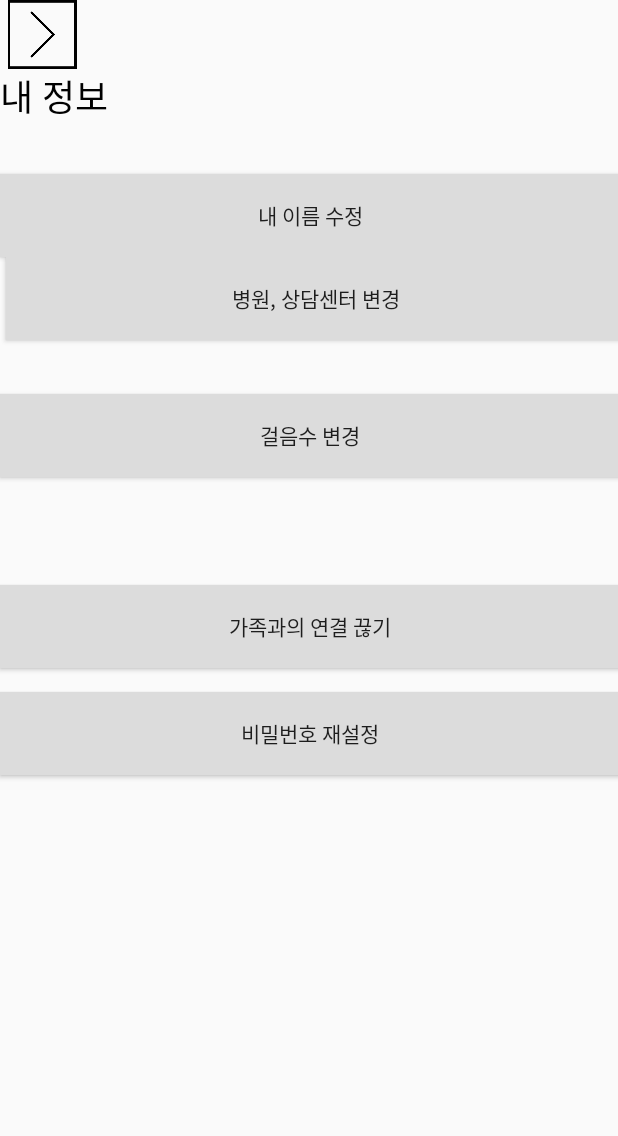
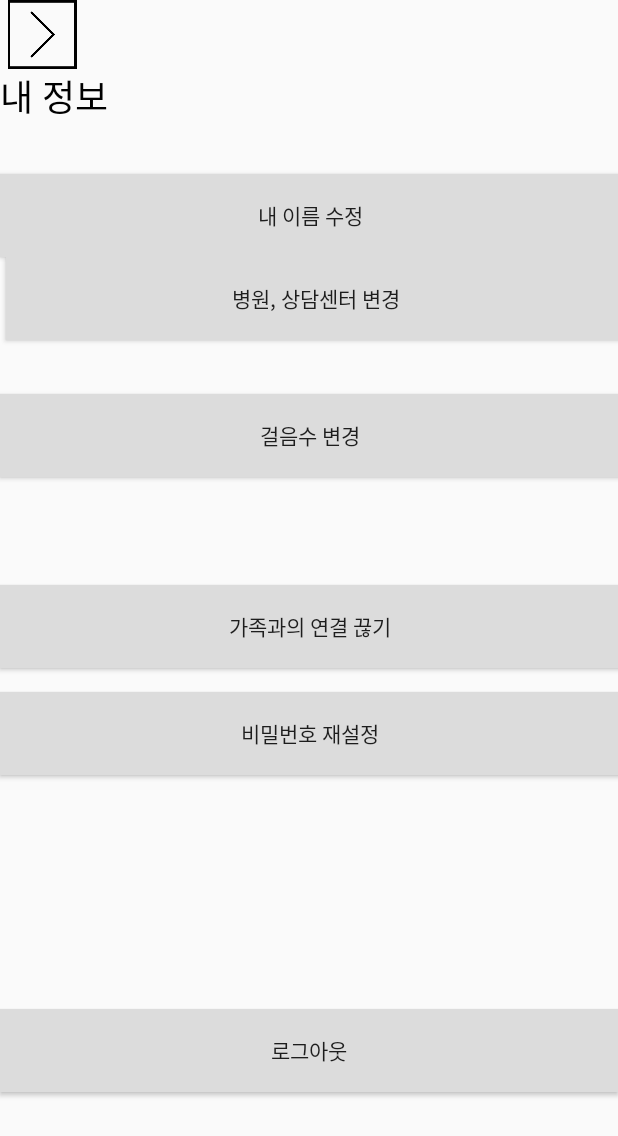
Before and after one commit to 22896/mombo, an Android app: the myaccount screen opened directly, with no data from a screen before it, on a phone screen of 412 x 824 dp. Shown: the top 1136 px of the screen. Run offline under Robolectric (Android 15) with nearby library versions, the phone set to English and light mode, and no system bars; our stand-ins replace Firebase (no records; nobody signed in at launch, a user with empty details on screens opened directly).

Commit message:
로그아웃

```diff
--- a/app/src/main/res/layout/activity_myaccount.xml
+++ b/app/src/main/res/layout/activity_myaccount.xml
@@ -108,5 +108,17 @@
             app:layout_constraintHorizontal_bias="0.0"
             app:layout_constraintStart_toStartOf="parent" />
 
+        <Button
+            android:id="@+id/logoutButton"
+            android:layout_width="match_parent"
+            android:layout_height="55dp"
+            android:layout_marginBottom="156dp"
+            android:background="@color/gray"
+            android:text="로그아웃"
+            app:layout_constraintBottom_toBottomOf="parent"
+            app:layout_constraintEnd_toEndOf="parent"
+            app:layout_constraintHorizontal_bias="0.0"
+            app:layout_constraintStart_toStartOf="parent" />
+
 
 </LinearLayout>
```
Also changed, not shown: app/src/main/java/com/example/mombo/myaccount.java (+24 -0 lines).
